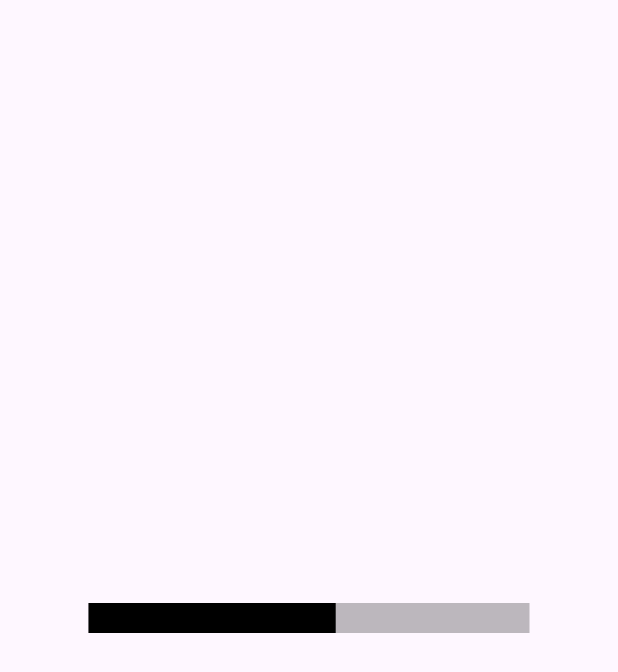
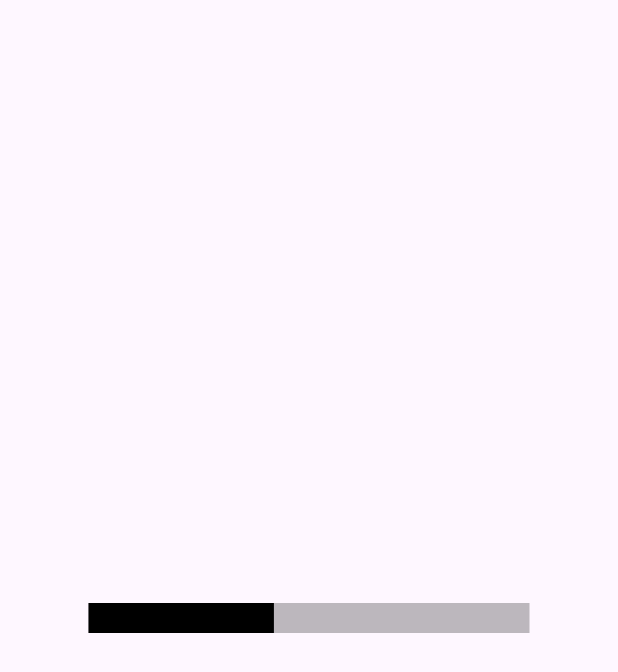
Before and after one commit to NicosNicolaou16/percentages_with_animation, a Flutter app: the screen it shows after launch, on a phone screen of 412 x 824 dp. Shown: the top 672 px of the screen. Run offline on Flutter 3.47's test engine with Material 3 defaults, Android fonts, the phone set to English and light mode, and no system bars.

```diff
--- a/example/lib/main.dart
+++ b/example/lib/main.dart
@@ -40,7 +40,7 @@ class _MyHomePageState extends State<MyHomePage> {
           Padding(
             padding: const EdgeInsets.all(59.0),
             child: LinearPercentage(
-              currentPercentage: 10,
+              currentPercentage: 30,
               maxPercentage: 100,
               height: 20,
               heightPercentage: 20,
--- a/example/pubspec.yaml
+++ b/example/pubspec.yaml
@@ -48,7 +48,7 @@ dev_dependencies:
   # activated in the `analysis_options.yaml` file located at the root of your
   # package. See that file for information about deactivating specific lint
   # rules and activating additional ones.
-  flutter_lints: ^3.0.0
+  flutter_lints: ^4.0.0
 
 # For information on the generic Dart part of this file, see the
 # following page: https://dart.dev/tools/pub/pubspec
--- a/lib/src/linear_percentage.dart
+++ b/lib/src/linear_percentage.dart
@@ -1,13 +1,15 @@
 import 'package:flutter/material.dart';
 
-class LinearPercentage extends StatelessWidget {
+class LinearPercentage extends StatefulWidget {
   final double currentPercentage;
   final double maxPercentage;
   final double height;
   final double heightPercentage;
-  int? duration;
-  Decoration? decoration;
-  Decoration? percentageDecoration;
+  final int? duration;
+  final Decoration? decoration;
+  final Decoration? percentageDecoration;
+  final Color backgroundPercentage;
+  final Color percentage;
 
   LinearPercentage({
     super.key,
@@ -18,32 +20,45 @@ class LinearPercentage extends StatelessWidget {
     this.duration,
     this.decoration,
     this.percentageDecoration,
-  }) : assert(currentPercentage <= maxPercentage);
+    this.backgroundPercentage = Colors.black26,
+    this.percentage = Colors.black,
+  })  : assert(currentPercentage <= maxPercentage),
+        assert(currentPercentage >= 0);
+
+  @override
+  State<LinearPercentage> createState() => _LinearPercentageState();
+}
+
+class _LinearPercentageState extends State<LinearPercentage> {
+  final int _delay = 1000;
+
+  double get _maxWidget => MediaQuery.of(context).size.width;
+
+  double get _percentage =>
+      (widget.currentPercentage / widget.maxPercentage) * _maxWidget;
 
   @override
   Widget build(BuildContext context) {
-    double x = MediaQuery.of(context).size.width;
-    double percent = (40 / 100) * x;
     return Stack(
       children: [
         Container(
-          width: x,
-          height: height,
-          color: Colors.black26,
-          decoration: decoration,
+          width: _maxWidget,
+          height: widget.height,
+          color: widget.backgroundPercentage,
+          decoration: widget.decoration,
         ),
         TweenAnimationBuilder(
-          duration: Duration(milliseconds: duration ?? 1000),
+          duration: Duration(milliseconds: widget.duration ?? _delay),
           curve: Curves.easeInOut,
           tween: Tween<double>(
             begin: 0,
-            end: percent,
+            end: _percentage,
           ),
           builder: (context, value, _) => Container(
             width: value,
-            height: heightPercentage,
-            color: Colors.black,
-            decoration: percentageDecoration,
+            height: widget.heightPercentage,
+            color: widget.percentage,
+            decoration: widget.percentageDecoration,
           ),
         ),
       ],
```
Also changed, not shown: example/pubspec.lock.
